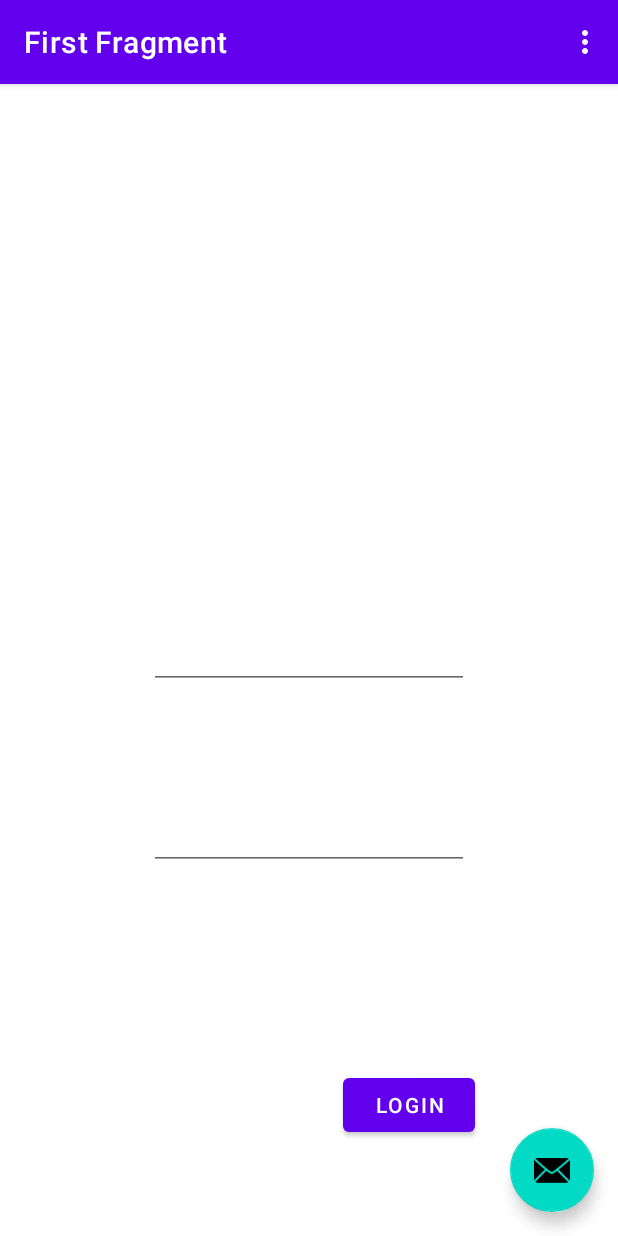
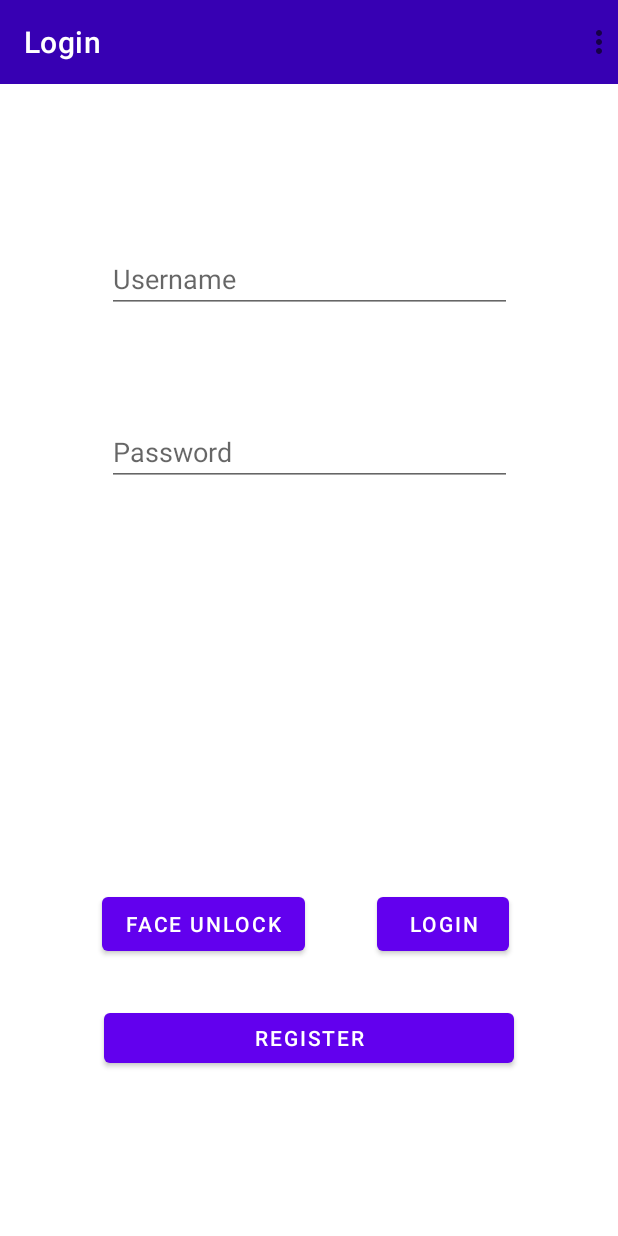
Before and after one commit to longth-2000/FaceMobile, an Android app: the screen it shows after launch (MainActivity), in the options menu, after a tap on "Settings", on a phone screen of 412 x 824 dp. Run offline under Robolectric (Android 15) with nearby library versions, the phone set to English and light mode, and no system bars; our stand-ins replace navigation-ui.

Commit message:
login and register

```diff
--- a/app/src/main/AndroidManifest.xml
+++ b/app/src/main/AndroidManifest.xml
@@ -1,6 +1,9 @@
 <?xml version="1.0" encoding="utf-8"?>
 <manifest xmlns:android="http://schemas.android.com/apk/res/android"
     package="com.example.faceid">
+    <uses-feature
+        android:name="android.hardware.camera"
+        android:required="true" />
 
     <application
         android:allowBackup="true"
--- /dev/null
+++ b/app/src/main/java/com/example/faceid/Database.java
@@ -0,0 +1,32 @@
+package com.example.faceid;
+
+import android.content.Context;
+import android.database.Cursor;
+import android.database.sqlite.SQLiteDatabase;
+import android.database.sqlite.SQLiteOpenHelper;
+
+import androidx.annotation.Nullable;
+
+public class Database extends SQLiteOpenHelper {
+    public Database(@Nullable Context context, @Nullable String name, @Nullable SQLiteDatabase.CursorFactory factory, int version) {
+        super(context, name, factory, version);
+    }
+    public void QueryData(String sql){
+        SQLiteDatabase database = getWritableDatabase();
+        database.execSQL(sql);
+    }
+    public Cursor getInfor(String sql){
+        SQLiteDatabase database = getReadableDatabase();
+        return  database.rawQuery(sql,null );
+    }
+
+    @Override
+    public void onCreate(SQLiteDatabase db) {
+
+    }
+
+    @Override
+    public void onUpgrade(SQLiteDatabase db, int oldVersion, int newVersion) {
+
+    }
+}
--- a/app/src/main/java/com/example/faceid/FirstFragment.java
+++ /dev/null
@@ -1,47 +0,0 @@
-package com.example.faceid;
-
-import android.os.Bundle;
-import android.view.LayoutInflater;
-import android.view.View;
-import android.view.ViewGroup;
-
-import androidx.annotation.NonNull;
-import androidx.fragment.app.Fragment;
-import androidx.navigation.fragment.NavHostFragment;
-
-import com.example.faceid.databinding.FragmentFirstBinding;
-
-public class FirstFragment extends Fragment {
-
-    private FragmentFirstBinding binding;
-
-    @Override
-    public View onCreateView(
-            LayoutInflater inflater, ViewGroup container,
-            Bundle savedInstanceState
-    ) {
-
-        binding = FragmentFirstBinding.inflate(inflater, container, false);
-        return binding.getRoot();
-
-    }
-
-    public void onViewCreated(@NonNull View view, Bundle savedInstanceState) {
-        super.onViewCreated(view, savedInstanceState);
-
-        binding.button2.setOnClickListener(new View.OnClickListener() {
-            @Override
-            public void onClick(View view) {
-                NavHostFragment.findNavController(FirstFragment.this)
-                        .navigate(R.id.action_FirstFragment_to_SecondFragment);
-            }
-        });
-    }
-
-    @Override
-    public void onDestroyView() {
-        super.onDestroyView();
-        binding = null;
-    }
-
-}
--- /dev/null
+++ b/app/src/main/java/com/example/faceid/Login.java
@@ -0,0 +1,101 @@
+package com.example.faceid;
+
+import android.app.Activity;
+import android.database.Cursor;
+import android.os.Bundle;
+import android.text.TextUtils;
+import android.view.LayoutInflater;
+import android.view.View;
+import android.view.ViewGroup;
+import android.widget.EditText;
+import android.widget.Toast;
+
+import androidx.annotation.NonNull;
+import androidx.fragment.app.Fragment;
+import androidx.navigation.fragment.NavHostFragment;
+
+import com.example.faceid.databinding.LoginBinding;
+import com.example.faceid.databinding.LoginBinding;
+
+public class Login extends Fragment {
+
+    private LoginBinding binding;
+    Database database;
+    EditText username;
+    EditText password;
+    @Override
+    public View onCreateView(
+            LayoutInflater inflater, ViewGroup container,
+            Bundle savedInstanceState
+    ) {
+
+        binding = LoginBinding.inflate(inflater, container, false);
+        return binding.getRoot();
+
+    }
+
+    public void onViewCreated(@NonNull View view, Bundle savedInstanceState) {
+        super.onViewCreated(view, savedInstanceState);
+        getData();
+        binding.faceUnlock.setOnClickListener(new View.OnClickListener() {
+            @Override
+            public void onClick(View view) {
+               checkLogin();
+            }
+        });
+        binding.register.setOnClickListener(new View.OnClickListener() {
+            @Override
+            public void onClick(View v) {
+                NavHostFragment.findNavController(Login.this)
+                        .navigate(R.id.action_to_Register);
+            }
+        });
+        binding.login.setOnClickListener(new View.OnClickListener() {
+            @Override
+            public void onClick(View view) {
+                checkLogin();
+            }
+        });
+    }
+
+    @Override
+    public void onDestroyView() {
+        super.onDestroyView();
+        binding = null;
+    }
+    public void getData() {
+        username = (EditText) getView().findViewById(R.id.username_login);
+        password = (EditText) getView().findViewById(R.id.password_login);
+    }
+    public void checkLogin() {
+        String usernameData = username.getText().toString().trim();
+        String passwordData = password.getText().toString().trim();
+        Activity activity = getActivity();
+        database = new Database(activity,"User.sqlite", null, 1);
+        Cursor users = database.getInfor("SELECT * FROM users");
+        if(TextUtils.isEmpty(usernameData)) {
+            Toast.makeText(activity, "Please enter username", Toast.LENGTH_SHORT).show();
+            return;
+        }
+        else {
+            if(TextUtils.isEmpty(passwordData)) {
+                Toast.makeText(activity, "Please enter password", Toast.LENGTH_SHORT).show();
+                return;
+            }
+            else {
+                boolean check = false;
+                while(users.moveToNext()) {
+                    String username = users.getString(1);
+                    String password = users.getString(2);
+                    if(usernameData.equals(username) && passwordData.equals(password)) check = true;
+                }
+                if(check) {
+                    NavHostFragment.findNavController(Login.this)
+                            .navigate(R.id.action_to_Successfull);
+                }
+                else Toast.makeText(activity, "Tài khoản không tồn tại", Toast.LENGTH_SHORT).show();
+            }
+        }
+    }
+
+}
--- a/app/src/main/java/com/example/faceid/MainActivity.java
+++ b/app/src/main/java/com/example/faceid/MainActivity.java
@@ -22,10 +22,15 @@ public class MainActivity extends AppCompatActivity {
 
     private AppBarConfiguration appBarConfiguration;
     private ActivityMainBinding binding;
+    Database database;
+
 
     @Override
     protected void onCreate(Bundle savedInstanceState) {
         super.onCreate(savedInstanceState);
+        database = new Database(this, "User.sqlite", null, 1);
+        database.QueryData("CREATE TABLE IF NOT EXISTS users(Id INTEGER PRIMARY KEY AUTOINCREMENT, username VARCHAR(200), password VARCHAR(200))");
+
 
         binding = ActivityMainBinding.inflate(getLayoutInflater());
         setContentView(binding.getRoot());
@@ -36,13 +41,6 @@ public class MainActivity extends AppCompatActivity {
         appBarConfiguration = new AppBarConfiguration.Builder(navController.getGraph()).build();
         NavigationUI.setupActionBarWithNavController(this, navController, appBarConfiguration);
 
-        binding.fab.setOnClickListener(new View.OnClickListener() {
-            @Override
-            public void onClick(View view) {
-                Snackbar.make(view, "Replace with your own action", Snackbar.LENGTH_LONG)
-                        .setAction("Action", null).show();
-            }
-        });
     }
 
     @Override
--- /dev/null
+++ b/app/src/main/java/com/example/faceid/Register.java
@@ -0,0 +1,95 @@
+package com.example.faceid;
+
+import android.app.Activity;
+import android.database.Cursor;
+import android.os.Bundle;
+import android.text.TextUtils;
+import android.view.LayoutInflater;
+import android.view.View;
+import android.view.ViewGroup;
+import android.widget.EditText;
+import android.widget.Toast;
+
+import androidx.annotation.NonNull;
+import androidx.fragment.app.Fragment;
+import androidx.navigation.fragment.NavHostFragment;
+
+import com.example.faceid.databinding.RegisterBinding;
+import com.example.faceid.databinding.RegisterBinding;
+
+public class Register extends Fragment {
+
+    private RegisterBinding binding;
+    EditText username;
+    EditText password;
+    EditText retypePassword;
+    Database database;
+    @Override
+    public View onCreateView(
+            LayoutInflater inflater, ViewGroup container,
+            Bundle savedInstanceState
+    ) {
+
+        binding = RegisterBinding.inflate(inflater, container, false);
+        return binding.getRoot();
+
+    }
+
+    public void onViewCreated(@NonNull View view, Bundle savedInstanceState) {
+        super.onViewCreated(view, savedInstanceState);
+        getData();
+        binding.button2.setOnClickListener(new View.OnClickListener() {
+            @Override
+            public void onClick(View view) {
+               Activity activity = getActivity();
+                database = new Database(activity, "User.sqlite", null, 1);
+
+                String usernameData = username.getText().toString().trim();
+                String passwordData = password.getText().toString().trim();
+                String retypePasswordData = retypePassword.getText().toString().trim();
+                if(TextUtils.isEmpty(usernameData)) {
+                   Toast.makeText(activity, "Please enter username", Toast.LENGTH_SHORT).show();
+                   return;
+                }
+                else {
+                    if (TextUtils.isEmpty(passwordData)) {
+                        Toast.makeText(activity, "Please enter password", Toast.LENGTH_SHORT).show();
+                        return;
+                    } else {
+                        if (TextUtils.isEmpty(retypePasswordData) || !passwordData.equals(retypePasswordData)) {
+                            Toast.makeText(activity, "Re-entered password does not match", Toast.LENGTH_SHORT).show();
+                            return;
+                        } else {
+                            Cursor users = database.getInfor("SELECT * FROM users");
+                            boolean check = false;
+                            while(users.moveToNext()) {
+                                String username = users.getString(1);
+                                String password = users.getString(2);
+                                if(usernameData.equals(username) && passwordData.equals(password)) check = true;
+                            }
+                            if(check) Toast.makeText(activity, "Tài khoản đã tồn tại", Toast.LENGTH_SHORT).show();
+                            else {
+                                database.QueryData("INSERT INTO users VALUES (null, '" + usernameData + "', '" + passwordData + "')");
+                                NavHostFragment.findNavController(Register.this)
+                                        .navigate(R.id.action_to_Redirect);
+                            }
+
+                        }
+                    }
+                }
+            }
+        });
+    }
+
+    @Override
+    public void onDestroyView() {
+        super.onDestroyView();
+        binding = null;
+    }
+    public void getData() {
+        username = (EditText) getView().findViewById(R.id.username);
+        password = (EditText) getView().findViewById(R.id.password);
+        retypePassword = (EditText) getView().findViewById(R.id.retype);
+    }
+
+}
--- a/app/src/main/res/layout/activity_main.xml
+++ b/app/src/main/res/layout/activity_main.xml
@@ -9,26 +9,19 @@
     <com.google.android.material.appbar.AppBarLayout
         android:layout_width="match_parent"
         android:layout_height="wrap_content"
+        android:background="#3F51B5"
         android:theme="@style/Theme.FaceID.AppBarOverlay">
-
-        <androidx.appcompat.widget.Toolbar
-            android:id="@+id/toolbar"
-            android:layout_width="match_parent"
-            android:layout_height="?attr/actionBarSize"
-            android:background="?attr/colorPrimary"
-            app:popupTheme="@style/Theme.FaceID.PopupOverlay" />
 
     </com.google.android.material.appbar.AppBarLayout>
 
     <include layout="@layout/content_main" />
 
-    <com.google.android.material.floatingactionbutton.FloatingActionButton
-        android:id="@+id/fab"
-        android:layout_width="wrap_content"
-        android:layout_height="wrap_content"
-        android:layout_gravity="bottom|end"
-        android:layout_marginEnd="@dimen/fab_margin"
-        android:layout_marginBottom="16dp"
-        app:srcCompat="@android:drawable/ic_dialog_email" />
+    <androidx.appcompat.widget.Toolbar
+        android:id="@+id/toolbar"
+        android:layout_width="421dp"
+        android:layout_height="?attr/actionBarSize"
+        android:background="@color/purple_700"
+        app:popupTheme="@style/Theme.FaceID.PopupOverlay"
+        app:titleTextColor="@color/white" />
 
 </androidx.coordinatorlayout.widget.CoordinatorLayout>
--- a/app/src/main/res/layout/fragment_first.xml
+++ /dev/null
@@ -1,41 +0,0 @@
-<?xml version="1.0" encoding="utf-8"?>
-<androidx.constraintlayout.widget.ConstraintLayout xmlns:android="http://schemas.android.com/apk/res/android"
-    xmlns:app="http://schemas.android.com/apk/res-auto"
-    xmlns:tools="http://schemas.android.com/tools"
-    android:layout_width="match_parent"
-    android:layout_height="match_parent"
-    tools:context=".FirstFragment">
-
-    <EditText
-        android:id="@+id/editTextTextPassword"
-        android:layout_width="wrap_content"
-        android:layout_height="wrap_content"
-        android:layout_marginBottom="244dp"
-        android:ems="10"
-        android:inputType="textPassword"
-        app:layout_constraintBottom_toBottomOf="parent"
-        app:layout_constraintEnd_toEndOf="parent"
-        app:layout_constraintStart_toStartOf="parent" />
-
-    <EditText
-        android:id="@+id/editTextTextEmailAddress"
-        android:layout_width="wrap_content"
-        android:layout_height="wrap_content"
-        android:layout_marginBottom="75dp"
-        android:ems="10"
-        android:inputType="textEmailAddress"
-        app:layout_constraintBottom_toTopOf="@+id/editTextTextPassword"
-        app:layout_constraintEnd_toEndOf="parent"
-        app:layout_constraintStart_toStartOf="parent" />
-
-    <Button
-        android:id="@+id/button2"
-        android:layout_width="wrap_content"
-        android:layout_height="wrap_content"
-        android:layout_marginEnd="95dp"
-        android:layout_marginBottom="63dp"
-        android:text="Login"
-        app:layout_constraintBottom_toBottomOf="parent"
-        app:layout_constraintEnd_toEndOf="parent" />
-
-</androidx.constraintlayout.widget.ConstraintLayout>
--- /dev/null
+++ b/app/src/main/res/layout/login.xml
@@ -0,0 +1,76 @@
+<?xml version="1.0" encoding="utf-8"?>
+<androidx.constraintlayout.widget.ConstraintLayout xmlns:android="http://schemas.android.com/apk/res/android"
+    xmlns:app="http://schemas.android.com/apk/res-auto"
+    xmlns:tools="http://schemas.android.com/tools"
+    android:layout_width="match_parent"
+    android:layout_height="match_parent"
+    tools:context=".Login">
+
+    <TextView
+        android:id="@+id/textview_second"
+        android:layout_width="wrap_content"
+        android:layout_height="wrap_content"
+        android:layout_marginBottom="594dp"
+        app:layout_constraintBottom_toTopOf="@+id/register"
+        app:layout_constraintEnd_toEndOf="parent"
+        app:layout_constraintStart_toStartOf="parent"
+        app:layout_constraintTop_toTopOf="parent" />
+
+    <EditText
+        android:id="@+id/username_login"
+        android:layout_width="270dp"
+        android:layout_height="wrap_content"
+        android:layout_marginTop="163dp"
+        android:ems="10"
+        android:hint="Username"
+        android:inputType="textPersonName"
+        app:layout_constraintEnd_toEndOf="parent"
+        app:layout_constraintStart_toStartOf="parent"
+        app:layout_constraintTop_toTopOf="parent" />
+
+    <EditText
+        android:id="@+id/password_login"
+        android:layout_width="270dp"
+        android:layout_height="wrap_content"
+        android:layout_marginTop="70dp"
+        android:ems="10"
+        android:hint="Password"
+        android:inputType="textPassword"
+        app:layout_constraintEnd_toEndOf="parent"
+        app:layout_constraintStart_toStartOf="parent"
+        app:layout_constraintTop_toBottomOf="@+id/username_login" />
+
+    <Button
+        android:id="@+id/faceUnlock"
+        android:layout_width="wrap_content"
+        android:layout_height="wrap_content"
+        android:layout_marginStart="68dp"
+        android:layout_marginBottom="184dp"
+        android:text="Face unlock"
+        app:layout_constraintBottom_toBottomOf="parent"
+        app:layout_constraintStart_toStartOf="parent" />
+
+    <Button
+        android:id="@+id/login"
+        android:layout_width="wrap_content"
+        android:layout_height="wrap_content"
+        android:layout_marginStart="48dp"
+        android:text="Login"
+        app:layout_constraintBaseline_toBaselineOf="@+id/faceUnlock"
+        app:layout_constraintStart_toEndOf="@+id/faceUnlock" />
+
+    <Button
+        android:id="@+id/register"
+        android:layout_width="273dp"
+        android:layout_height="45dp"
+        android:layout_marginStart="69dp"
+        android:layout_marginEnd="69dp"
+        android:layout_marginBottom="80dp"
+        android:text="register"
+        app:layout_constraintBottom_toBottomOf="parent"
+        app:layout_constraintEnd_toEndOf="parent"
+        app:layout_constraintHorizontal_bias="1.0"
+        app:layout_constraintStart_toStartOf="parent"
+        app:layout_constraintTop_toBottomOf="@id/faceUnlock" />
+
+</androidx.constraintlayout.widget.ConstraintLayout>
--- a/app/src/main/res/navigation/nav_graph.xml
+++ b/app/src/main/res/navigation/nav_graph.xml
@@ -3,26 +3,48 @@
     xmlns:app="http://schemas.android.com/apk/res-auto"
     xmlns:tools="http://schemas.android.com/tools"
     android:id="@+id/nav_graph"
-    app:startDestination="@id/FirstFragment">
+    app:startDestination="@id/SecondFragment">
 
     <fragment
         android:id="@+id/FirstFragment"
-        android:name="com.example.faceid.FirstFragment"
-        android:label="@string/first_fragment_label"
-        tools:layout="@layout/fragment_first">
+        android:name="com.example.faceid.Register"
+        android:label="Register"
+        tools:layout="@layout/register">
+        <action
+            android:id="@+id/action_to_Redirect"
+            app:destination="@id/Redirect" />
+    </fragment>
+    <fragment
+        android:id="@+id/SecondFragment"
+        android:name="com.example.faceid.Login"
+        android:label="Login"
+        tools:layout="@layout/login">
 
         <action
-            android:id="@+id/action_FirstFragment_to_SecondFragment"
+            android:id="@+id/action_to_Successfull"
+            app:destination="@id/Successfull" />
+        <action
+            android:id="@+id/action_to_Register"
+            app:destination="@id/FirstFragment" />
+    </fragment>
+    <fragment
+        android:id="@+id/Successfull"
+        android:name="com.example.faceid.Successfull"
+        android:label="Notification"
+        tools:layout="@layout/login">
+
+        <action
+            android:id="@+id/action_to_Login"
             app:destination="@id/SecondFragment" />
     </fragment>
     <fragment
-        android:id="@+id/SecondFragment"
-        android:name="com.example.faceid.SecondFragment"
-        android:label="@string/second_fragment_label"
-        tools:layout="@layout/fragment_second">
+        android:id="@+id/Redirect"
+        android:name="com.example.faceid.Redirect"
+        android:label="Redirect"
+        tools:layout="@layout/login">
 
         <action
-            android:id="@+id/action_SecondFragment_to_FirstFragment"
-            app:destination="@id/FirstFragment" />
+            android:id="@+id/action_to_Login"
+            app:destination="@id/SecondFragment" />
     </fragment>
 </navigation>
```
Also changed, not shown: app/src/main/java/com/example/faceid/Redirect.java (added, +70 -0 lines), app/src/main/java/com/example/faceid/Successfull.java (renamed from app/src/main/java/com/example/faceid/SecondFragment.java, +10 -12 lines), app/src/main/res/layout/fragment_second.xml (deleted, +0 -27 lines), app/src/main/res/layout/redirect.xml (added, +28 -0 lines), app/src/main/res/layout/register.xml (added, +58 -0 lines), app/src/main/res/layout/successful.xml (added, +42 -0 lines), app/src/main/res/drawable/___0_3_javascript_alert_success.png (added).
